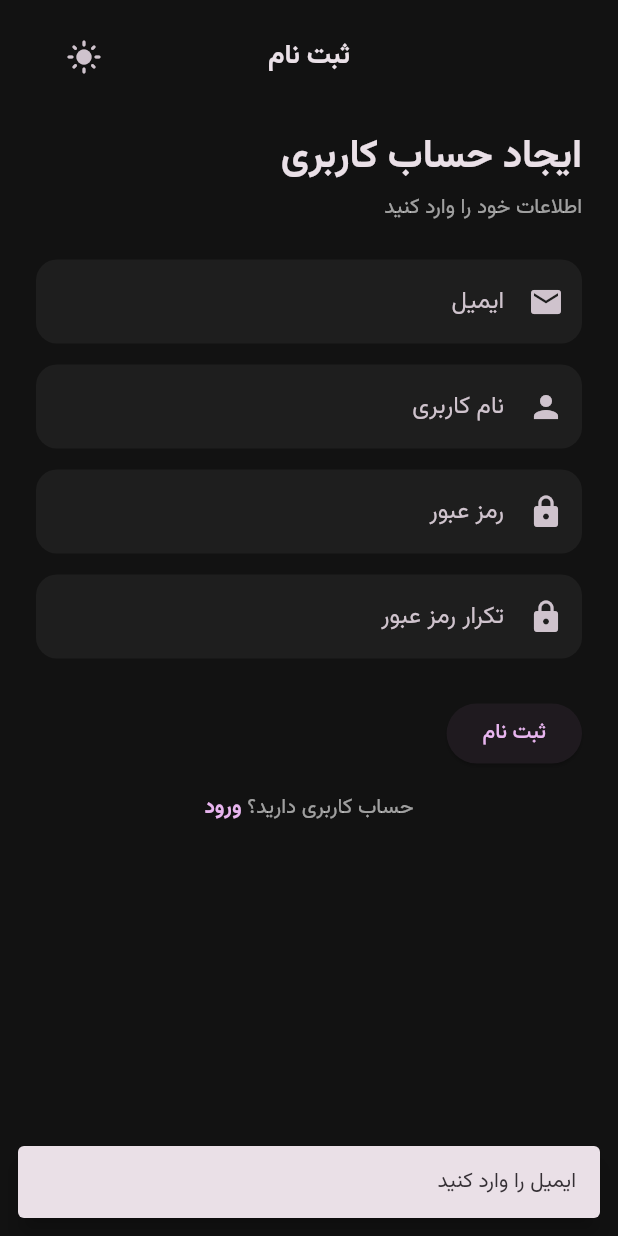
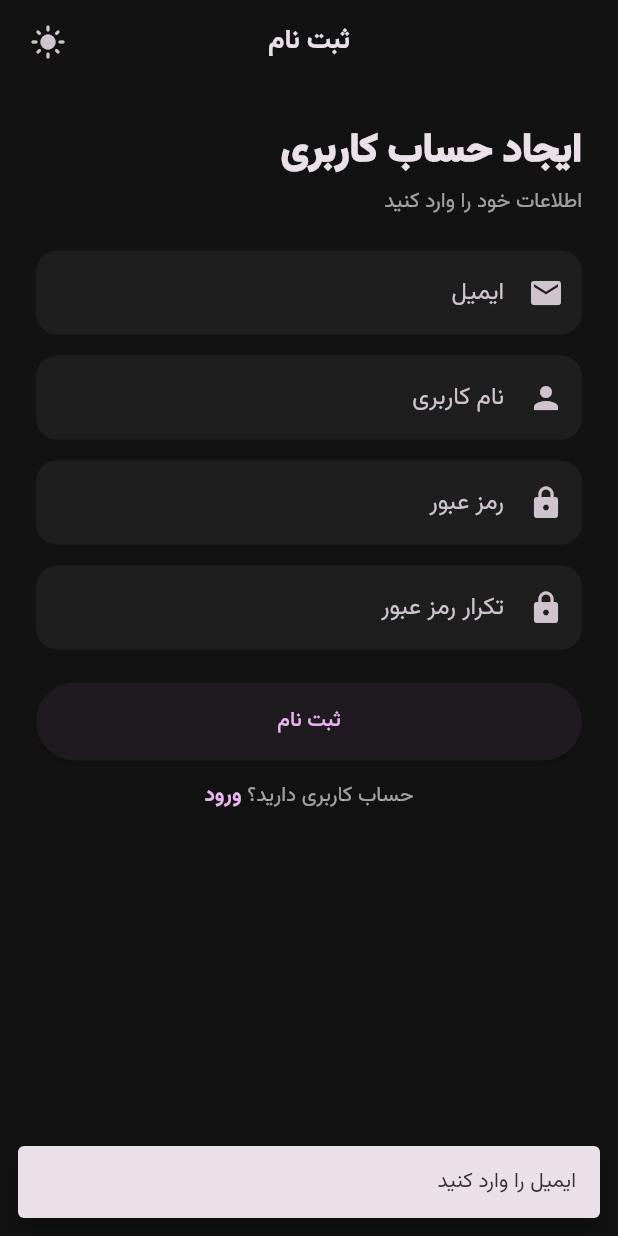
Before and after one commit to iliaffff/AP_Project, a Flutter app: the SignUpScreen screen opened directly, after a tap on "ثبت نام", on a phone screen of 412 x 824 dp. Run offline on Flutter 3.47's test engine with Material 3 defaults, Android fonts, the phone set to English and light mode, and no system bars; our stand-ins replace flutter_spinkit.

Commit message:
Final edit of signup page

```diff
--- a/lib/sign_up_screen.dart
+++ b/lib/sign_up_screen.dart
@@ -2,6 +2,7 @@ import 'package:flutter/material.dart';
 import 'package:flutter_spinkit/flutter_spinkit.dart';
 import 'homepage.dart';
 import 'theme_controller.dart';
+
 
 class SignUpScreen extends StatefulWidget {
   const SignUpScreen({super.key});
@@ -32,11 +33,24 @@ class _SignUpScreenState extends State<SignUpScreen> {
   }
 
   @override
+  void dispose() {
+    _emailController.dispose();
+    _usernameController.dispose();
+    _passwordController.dispose();
+    _confirmPasswordController.dispose();
+    super.dispose();
+  }
+
+  @override
   Widget build(BuildContext context) {
     final cs = Theme.of(context).colorScheme;
 
     return Scaffold(
       body: SafeArea(
+        child: Column(
+          children: [
+            const AppTopBar(title: 'ثبت نام', showBack: false),
+            Expanded(
               child: isLoading
                   ? Center(
                 child: SpinKitWaveSpinner(
@@ -46,29 +60,21 @@ class _SignUpScreenState extends State<SignUpScreen> {
                 ),
               )
                   : SingleChildScrollView(
-          padding: const EdgeInsets.symmetric(horizontal: 24, vertical: 10),
+                padding: const EdgeInsets.symmetric(horizontal: 24, vertical: 18),
                 child: Column(
                   crossAxisAlignment: CrossAxisAlignment.start,
                   children: [
-              const AppTopBar(title: 'ثبت نام',),
-              const SizedBox(height: 20),
-
+                    const SizedBox(height: 8),
                     const Text(
                       'ایجاد حساب کاربری',
-                style: TextStyle(
-                  fontSize: 26,
-                  fontWeight: FontWeight.w800,
-                ),
+                      style: TextStyle(fontSize: 26, fontWeight: FontWeight.w900),
                     ),
                     const SizedBox(height: 6),
                     Text(
                       'اطلاعات خود را وارد کنید',
-                style: TextStyle(
-                  color: Theme.of(context).hintColor,
+                      style: TextStyle(color: Theme.of(context).hintColor),
                     ),
-              ),
-              const SizedBox(height: 24),
-
+                    const SizedBox(height: 22),
                     TextField(
                       controller: _emailController,
                       textDirection: TextDirection.ltr,
@@ -78,7 +84,6 @@ class _SignUpScreenState extends State<SignUpScreen> {
                       ),
                     ),
                     const SizedBox(height: 14),
-
                     TextField(
                       controller: _usernameController,
                       decoration: const InputDecoration(
@@ -87,7 +92,6 @@ class _SignUpScreenState extends State<SignUpScreen> {
                       ),
                     ),
                     const SizedBox(height: 14),
-
                     TextField(
                       controller: _passwordController,
                       textDirection: TextDirection.ltr,
@@ -98,7 +102,6 @@ class _SignUpScreenState extends State<SignUpScreen> {
                       ),
                     ),
                     const SizedBox(height: 14),
-
                     TextField(
                       controller: _confirmPasswordController,
                       textDirection: TextDirection.ltr,
@@ -108,52 +111,50 @@ class _SignUpScreenState extends State<SignUpScreen> {
                         prefixIcon: Icon(Icons.lock),
                       ),
                     ),
-              const SizedBox(height: 26),
-
-              ElevatedButton(
+                    const SizedBox(height: 22),
+                    SizedBox(
+                      width: double.infinity,
+                      height: 52,
+                      child: ElevatedButton(
                         onPressed: () async {
                           if (_emailController.text.trim().isEmpty) {
                             _showSnack('ایمیل را وارد کنید');
                             return;
                           }
-
                           if (_passwordController.text.length < 6) {
                             _showSnack('رمز عبور باید حداقل ۶ کاراکتر باشد');
                             return;
                           }
-
-                  if (_passwordController.text !=
-                      _confirmPasswordController.text) {
+                          if (_passwordController.text != _confirmPasswordController.text) {
                             _showSnack('رمز عبور و تکرار آن یکسان نیست');
                             return;
                           }
 
+                          setState(() => isLoading = true);
+                          await Future.delayed(const Duration(milliseconds: 700));
+                          if (!mounted) return;
+
+                          setState(() => isLoading = false);
                           _showSnack('ثبت نام با موفقیت انجام شد');
 
-                  await Future.delayed(const Duration(milliseconds: 900));
-
+                          await Future.delayed(const Duration(milliseconds: 500));
                           if (!mounted) return;
 
                           Navigator.pushReplacement(
                             context,
-                    MaterialPageRoute(
-                      builder: (_) => const HomePage(),
-                    ),
+                            MaterialPageRoute(builder: (_) => const HomePage()),
                           );
                         },
                         child: const Text('ثبت نام'),
                       ),
-
-              const SizedBox(height: 16),
-
+                    ),
+                    const SizedBox(height: 14),
                     Row(
                       mainAxisAlignment: MainAxisAlignment.center,
                       children: [
                         Text(
                           'حساب کاربری دارید؟ ',
-                    style: TextStyle(
-                      color: Theme.of(context).hintColor,
-                    ),
+                          style: TextStyle(color: Theme.of(context).hintColor),
                         ),
                         GestureDetector(
                           onTap: () => Navigator.pop(context),
@@ -161,7 +162,7 @@ class _SignUpScreenState extends State<SignUpScreen> {
                             'ورود',
                             style: TextStyle(
                               color: cs.primary,
-                        fontWeight: FontWeight.w700,
+                              fontWeight: FontWeight.w800,
                             ),
                           ),
                         ),
@@ -171,6 +172,9 @@ class _SignUpScreenState extends State<SignUpScreen> {
                 ),
               ),
             ),
+          ],
+        ),
+      ),
     );
   }
 }
```
Lines whose indentation alone changed are shown as unchanged.
